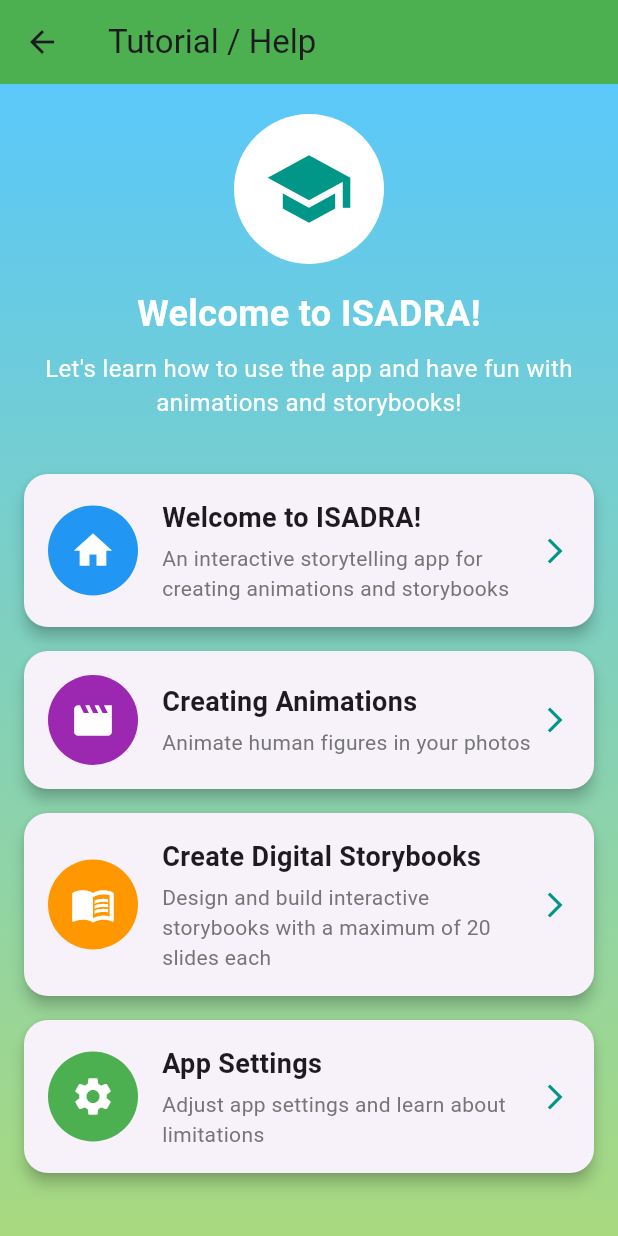
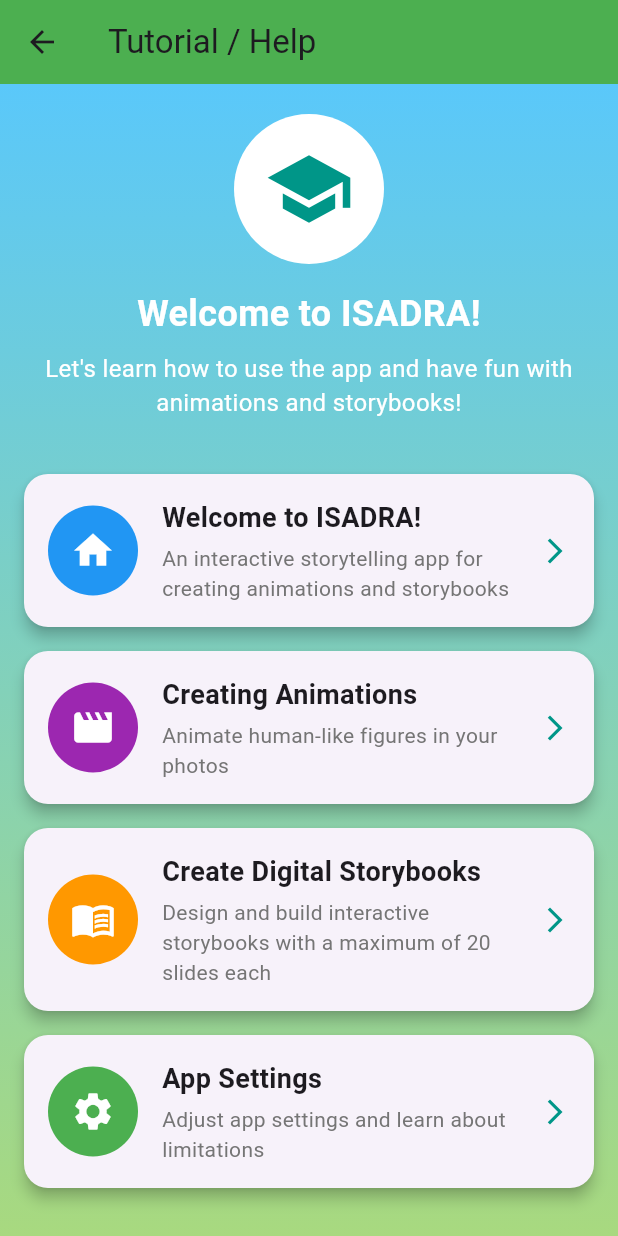
Before and after one commit to shyrxnx/isadra, a Flutter app: the TutorialSettings screen opened directly, after a tap on "Start Tutorial", on a phone screen of 412 x 824 dp. Run offline on Flutter 3.47's test engine with Material 3 defaults, Android fonts, the phone set to English and light mode, and no system bars; our stand-ins replace audioplayers, curved_navigation_bar, fl_chart, flutter_colorpicker, flutter_dotenv, flutter_image_compress and 3 more; accounts and stored records are empty.

Commit message:
refactor: changed some texts

```diff
--- a/lib/core/data/tutorial_data.dart
+++ b/lib/core/data/tutorial_data.dart
@@ -12,10 +12,10 @@ class TutorialData {
         color: Colors.blue,
         steps: [
           TutorialStep(
-            title: 'Taking a Picture',
-            description: 'Tap the camera button to take a picture of human figures. Note: The app recognizes human figures only, not stick figures.',
+            title: 'Creating or Adding Figures',
+            description: 'You have multiple options: take a photo with the camera, upload an existing photo from your gallery, or use the built-in canvas to draw. Note: The app works best with human-like figures, not stick figures.',
             imagePath: 'assets/tutorial/home_camera.png',
-            icon: Icons.camera_alt,
+            icon: Icons.add_a_photo,
             color: Colors.blue.shade300,
           ),
           TutorialStep(
@@ -27,7 +27,7 @@ class TutorialData {
           ),
           TutorialStep(
             title: 'Creating Animations',
-            description: 'Take a picture and tap "Create Animation" to make your human figures move and animate!',
+            description: 'After adding a figure, you will complete pose annotation by placing points on the figure, then select from various animation options to bring it to life.',
             imagePath: 'assets/tutorial/home_animate.png',
             icon: Icons.movie,
             color: Colors.blue.shade500,
@@ -38,30 +38,37 @@ class TutorialData {
       // Animation Section
       TutorialSection(
         title: 'Creating Animations',
-        description: 'Animate human figures in your photos',
+        description: 'Animate human-like figures in your photos',
         icon: Icons.movie,
         color: Colors.purple,
         steps: [
           TutorialStep(
-            title: 'Your Animations',
-            description: 'View all your created animations. Remember that only one character can be animated at a time.',
+            title: 'Step 1: Adding Figures',
+            description: 'Start by either taking a photo with the camera, uploading an existing photo from your gallery, or using the built-in canvas to draw a human-like figure.',
             imagePath: 'assets/tutorial/animation_list.png',
-            icon: Icons.list,
+            icon: Icons.add_a_photo,
             color: Colors.purple.shade300,
           ),
           TutorialStep(
-            title: 'Creating New Animations',
-            description: 'Tap the "+" button to create a new animation. Make sure your photo contains a clear human figure (not stick figures).',
+            title: 'Step 2: Pose Annotation',
+            description: 'After adding your figure, you will be directed to the pose annotation picker where you can choose to either manually place points or drag points to mark the figure key positions.',
             imagePath: 'assets/tutorial/animation_create.png',
-            icon: Icons.add_circle,
+            icon: Icons.touch_app,
             color: Colors.purple.shade400,
           ),
           TutorialStep(
-            title: 'Internet Requirement',
-            description: 'An active internet connection is required for animation features to work properly.',
+            title: 'Step 3: Animation Selection',
+            description: 'After saving your pose annotations, choose from various animation options to bring your figure to life.',
             imagePath: 'assets/tutorial/animation_share.png',
-            icon: Icons.wifi,
+            icon: Icons.animation,
             color: Colors.purple.shade500,
+          ),
+          TutorialStep(
+            title: 'Important Note',
+            description: 'Remember that only one character can be animated at a time, and an active internet connection is required for animation features to work properly.',
+            imagePath: 'assets/tutorial/animation_share.png',
+            icon: Icons.info,
+            color: Colors.purple.shade600,
           ),
         ],
       ),
```
